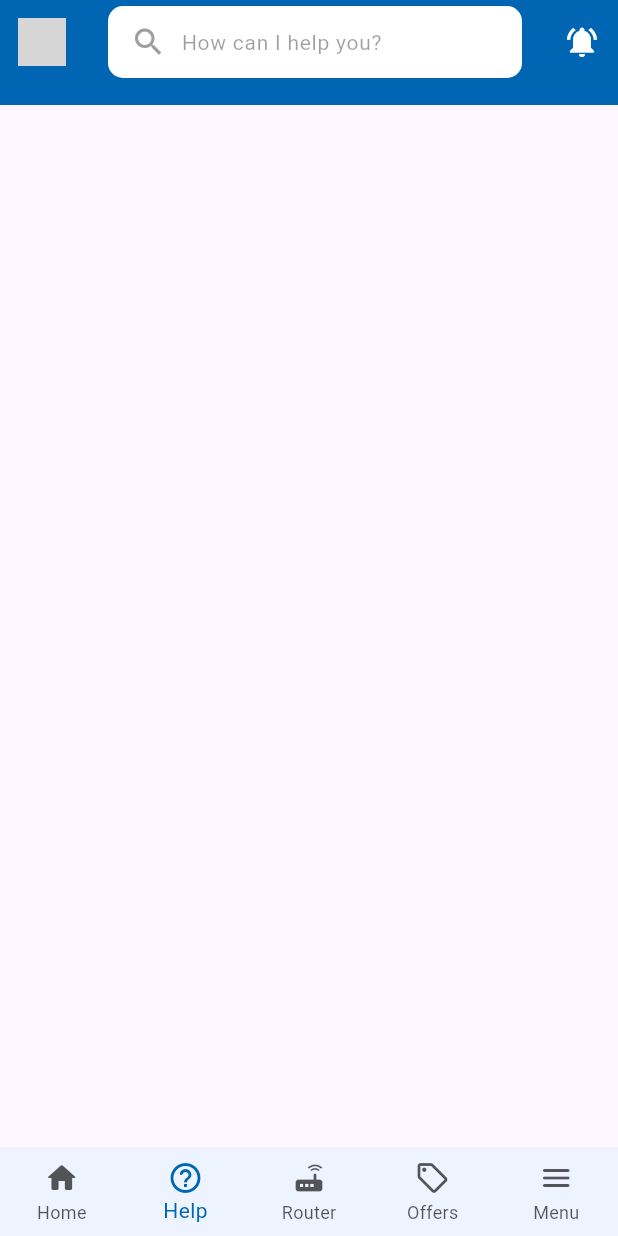
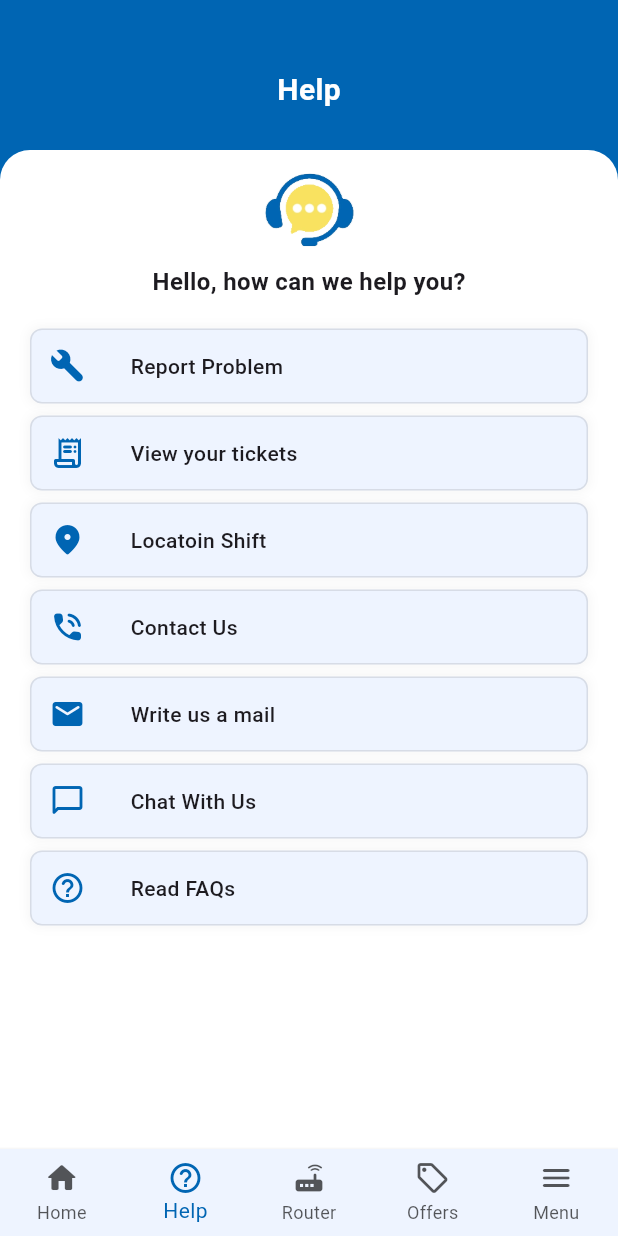
Before and after one commit to Nishan-Pradhan06/worldLink_app_ui_clone, a Flutter app: the screen it shows after launch, item 2 of the bottom bar chosen, on a phone screen of 412 x 824 dp. Run offline on Flutter 3.47's test engine with Material 3 defaults, Android fonts, the phone set to English and light mode, and no system bars; grey boxes are pictures that could not be loaded.

Commit message:
completed-help-screen

```diff
--- /dev/null
+++ b/lib/view/components/help_list_card.dart
@@ -0,0 +1,50 @@
+import 'package:flutter/material.dart';
+import 'package:worldlink/constants/theme.dart';
+
+class HelpListCard extends StatelessWidget {
+  final IconData icon;
+  final String title;
+  const HelpListCard({
+    super.key,
+    required this.icon,
+    required this.title,
+  });
+
+  @override
+  Widget build(BuildContext context) {
+    return Padding(
+      padding: const EdgeInsets.symmetric(horizontal: 20),
+      child: Container(
+        margin: const EdgeInsets.symmetric(vertical: 4.0),
+        padding: const EdgeInsets.all(12.0),
+        decoration: BoxDecoration(
+          color: AppColor.secondary,
+          border: Border.all(
+            color: const Color.fromARGB(0, 11, 11, 11).withOpacity(0.1),
+          ),
+          borderRadius: BorderRadius.circular(8.0),
+          boxShadow: [
+            BoxShadow(
+              color: Colors.grey.withOpacity(0.1),
+              spreadRadius: 1,
+              blurRadius: 5,
+            ),
+          ],
+        ),
+        child: Row(
+          children: [
+            Icon(icon, color: AppColor.primary),
+            const SizedBox(width: 30),
+            Text(
+              title,
+              style: const TextStyle(
+                fontSize: 14,
+                fontWeight: FontWeight.w500,
+              ),
+            ),
+          ],
+        ),
+      ),
+    );
+  }
+}
--- a/lib/view/main_screen.dart
+++ b/lib/view/main_screen.dart
@@ -5,7 +5,6 @@ import 'package:worldlink/view/screens/home_screen.dart';
 import 'package:worldlink/view/screens/menu_screen.dart';
 import 'package:worldlink/view/screens/offers_screen.dart';
 import 'package:worldlink/view/screens/router_screen.dart';
-import 'components/custom_appbar.dart';
 
 class MainScreen extends StatefulWidget {
   const MainScreen({super.key});
@@ -34,7 +33,6 @@ class _MainScreenState extends State<MainScreen> {
   @override
   Widget build(BuildContext context) {
     return Scaffold(
-      appBar: const CustomAppbar(),
       body: screens[_currentIndex],
       bottomNavigationBar: BottomNavigationBar(
         type: BottomNavigationBarType.fixed,
--- a/lib/view/screens/help_screen.dart
+++ b/lib/view/screens/help_screen.dart
@@ -1,10 +1,93 @@
 import 'package:flutter/material.dart';
+import 'package:worldlink/constants/theme.dart';
+import 'package:worldlink/view/components/help_list_card.dart';
 
 class HelpScreen extends StatelessWidget {
   const HelpScreen({super.key});
 
   @override
   Widget build(BuildContext context) {
-    return const Scaffold();
+    return Stack(
+      children: [
+        Container(
+          height: 120,
+          width: double.infinity,
+          decoration: const BoxDecoration(color: AppColor.primary),
+          child: const Center(
+            child: Text(
+              'Help',
+              style: TextStyle(
+                fontSize: 20,
+                fontWeight: FontWeight.bold,
+                color: Colors.white,
+              ),
+            ),
+          ),
+        ),
+        Padding(
+          padding: const EdgeInsets.only(top: 100),
+          child: Container(
+            width: double.infinity,
+            height: MediaQuery.of(context).size.height,
+            decoration: const BoxDecoration(
+              color: Colors.white, // Background color
+              borderRadius: BorderRadius.only(
+                topLeft: Radius.circular(20),
+                topRight: Radius.circular(20),
+              ),
+            ),
+            child: Column(
+              children: [
+                const SizedBox(
+                  height: 10,
+                ),
+                Image.asset(
+                  'assets/help_icon.png',
+                  height: 60,
+                  width: 60,
+                ),
+                const SizedBox(
+                  height: 6,
+                ),
+                const Text(
+                  'Hello, how can we help you?',
+                  style: TextStyle(fontWeight: FontWeight.bold, fontSize: 16),
+                ),
+                const SizedBox(
+                  height: 16,
+                ),
+                const HelpListCard(
+                  icon: Icons.build_rounded,
+                  title: 'Report Problem',
+                ),
+                const HelpListCard(
+                  icon: Icons.receipt_long_rounded,
+                  title: 'View your tickets',
+                ),
+                const HelpListCard(
+                  icon: Icons.location_on_rounded,
+                  title: 'Locatoin Shift',
+                ),
+                const HelpListCard(
+                  icon: Icons.phone_in_talk_rounded,
+                  title: 'Contact Us',
+                ),
+                const HelpListCard(
+                  icon: Icons.email_rounded,
+                  title: 'Write us a mail',
+                ),
+                const HelpListCard(
+                    icon: Icons.chat_bubble_outline_rounded,
+                    title: 'Chat With Us'),
+                const HelpListCard(
+                  icon: Icons.help_outline_rounded,
+                  title: 'Read FAQs',
+                ),
+              ],
+            ),
+          ),
+        ),
+      ],
+    );
   }
 }
```
Also changed, not shown: assets/help_icon.png (added).
